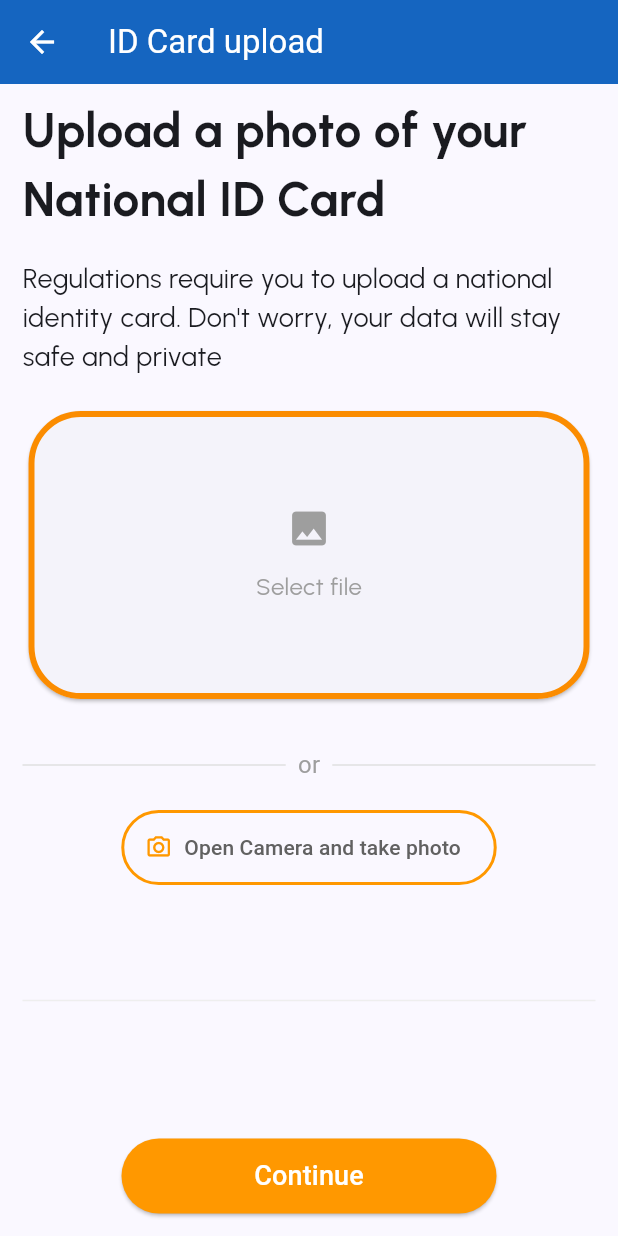
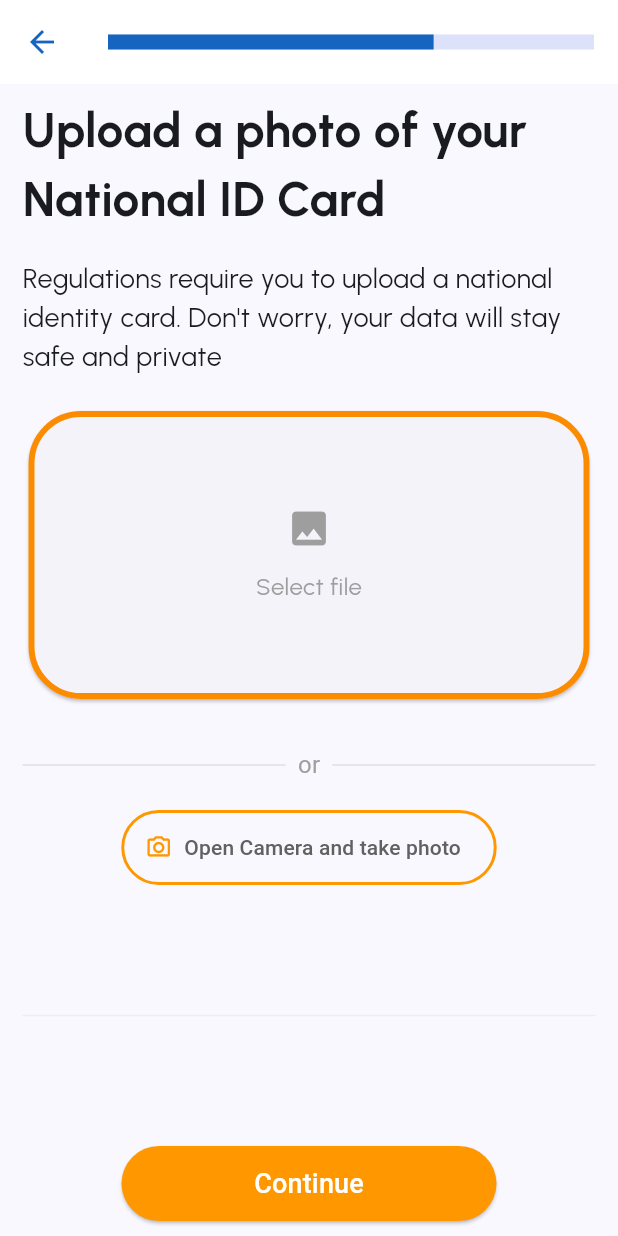
Before and after one commit to cmuranda/flutter_starter, a Flutter app: the KYCIdentityCard screen opened directly, on a phone screen of 412 x 824 dp. Run offline on Flutter 3.47's test engine with Material 2 defaults, Android fonts, the phone set to English and light mode, and no system bars; our stand-ins replace carousel_slider, email_validator, file_picker, flutter_redux, fluttertoast, image_picker and 2 more; missing offline and left inert: dart:html, flutter_pdfview, flutter_redux_navigation; Roboto replaces fonts that are missing (Urbanite).

Commit message:
Changes so far

```diff
--- a/lib/kyc/kyc_identity_card.dart
+++ b/lib/kyc/kyc_identity_card.dart
@@ -1,19 +1,40 @@
+import 'dart:io';
+
 import 'package:flutter/cupertino.dart';
 import 'package:flutter/material.dart';
 import 'package:image_picker/image_picker.dart';
 
-class KYCIdentityCard extends StatelessWidget {
+class KYCIdentityCard extends StatefulWidget {
+
+  const KYCIdentityCard({super.key});
+
+  @override
+  State<KYCIdentityCard> createState() => _KYCIdentityCardState();
+}
+
+class _KYCIdentityCardState extends State<KYCIdentityCard> {
   final ImagePicker picker = ImagePicker();
+  final List<XFile> uploadedImage = [];
 
-  KYCIdentityCard({super.key});
+  updateUploadImage(XFile image){
+    setState(() {
+      uploadedImage.add(image);
+    });
+  }
 
   @override
   Widget build(BuildContext context) {
     return Scaffold(
       appBar: AppBar(
-        backgroundColor: Theme.of(context).primaryColor,
-        centerTitle: false,
-        title: const Text("ID Card upload"),
+          backgroundColor: Colors.white,
+          leading: BackButton(
+            color: Theme.of(context).primaryColor,
+          ),
+          title: const LinearProgressIndicator(
+            minHeight: 10,
+            semanticsLabel: "Login Information",
+            value: .67,
+          )
       ),
       body: Padding(
         padding: const EdgeInsets.symmetric(horizontal: 15),
@@ -29,6 +50,7 @@ class KYCIdentityCard extends StatelessWidget {
                     fontFamily: 'Urbanist'),
               ),
             ),
+            if (uploadedImage.isEmpty)
               const Padding(
               padding: EdgeInsets.symmetric(vertical: 9.0),
               child: Text(
@@ -36,12 +58,15 @@ class KYCIdentityCard extends StatelessWidget {
                 style: TextStyle(fontSize: 18, fontFamily: 'Urbanist'),
               ),
             ),
+
+            if (uploadedImage.isEmpty)
               const SizedBox(height: 10),
             GestureDetector(
               onTap: () {
                 pickGalleryImage();
               },
-              child: SizedBox(
+              child: uploadedImage.isEmpty?
+              SizedBox(
                 height: 200,
                 child: Card(
                   borderOnForeground: true,
@@ -71,6 +96,10 @@ class KYCIdentityCard extends StatelessWidget {
                             ],
                           ))),
                 ),
+              ) :
+              SizedBox(
+                height: 350,
+                  child: Image.file(File(uploadedImage.last.path))
               ),
             ),
             const SizedBox(
@@ -97,10 +126,9 @@ class KYCIdentityCard extends StatelessWidget {
                 ))
               ],
             ),
-            const SizedBox(
-              height: 10,
-            ),
-            OutlinedButton.icon(
+            Padding(
+              padding: const EdgeInsets.all(10.0),
+              child: OutlinedButton.icon(
                 onPressed: () {
                   pickCameraImage();
                 },
@@ -116,13 +144,13 @@ class KYCIdentityCard extends StatelessWidget {
                   style: TextStyle(color: Colors.grey.shade700),
                 ),
               ),
+            ),
             Expanded(
                 child: Divider(
               color: Colors.grey.shade200,
-              height: 40,
             )),
             Padding(
-              padding: const EdgeInsets.all(15.0),
+              padding: const EdgeInsets.all(10.0),
               child: ElevatedButton(
                   onPressed: () {},
                   style: ElevatedButton.styleFrom(
@@ -145,11 +173,15 @@ class KYCIdentityCard extends StatelessWidget {
 
   void pickGalleryImage() async {
     final XFile? image = await picker.pickImage(source: ImageSource.gallery);
-    print(image);
+    if(image != null){
+      updateUploadImage(image);
+    }
   }
 
   void pickCameraImage() async {
     final XFile? image = await picker.pickImage(source: ImageSource.camera);
-    print(image);
+    if(image != null){
+      updateUploadImage(image);
     }
   }
+}
--- a/lib/store/auth/auth_middleware.dart
+++ b/lib/store/auth/auth_middleware.dart
@@ -39,7 +39,6 @@ class AuthMiddleware implements MiddlewareClass<ApplicationState>{
 
     else if (action is SignUpAction){
       try{
-        print("Loading: ${store.state.authState.isLoading}");
         final customer = await api.signUpUser(action.signUpParameters);
         final signInResult = await api.signInUser(action.signUpParameters);
         var user = AuthUser.fromCustomerJwt(
```
Also changed, not shown: lib/auth/auth_form_widgets.dart (+18 -6 lines), lib/auth/sign_up.dart (+18 -6 lines), lib/main.dart (+5 -2 lines), lib/store/auth/auth_action.dart (+19 -0 lines), lib/store/auth/auth_reducer.dart (+10 -1 lines). Lines whose indentation alone changed are shown as unchanged.
